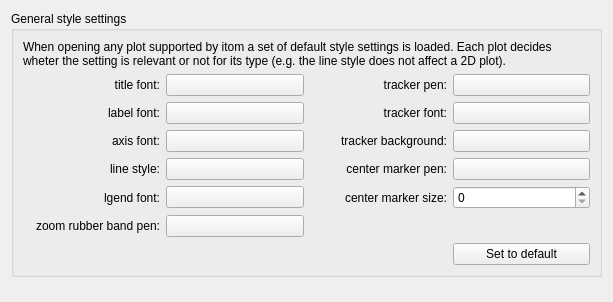
Qt form Qitom/ui/widgetPropGeneralPlotSettings.ui (itom-project/itom) before a commit.
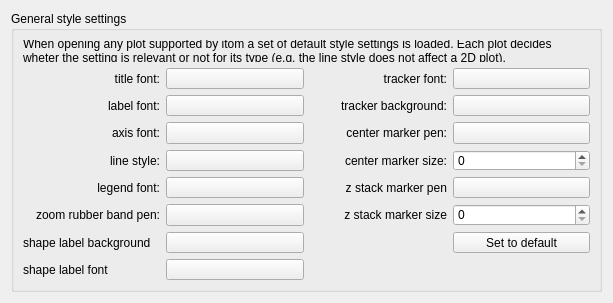
The same form after that commit. Custom widgets are drawn as their Qt base class.

Commit message: Started a brief section of the global plot settings. Added some new settings

Patch:
```diff
--- a/Qitom/ui/widgetPropGeneralPlotSettings.ui
+++ b/Qitom/ui/widgetPropGeneralPlotSettings.ui
@@ -33,32 +33,29 @@
       <string>General style settings </string>
      </property>
      <layout class="QGridLayout" name="gridLayout_2">
-      <item row="1" column="2">
-       <widget class="QLabel" name="label_6">
+      <item row="6" column="2">
+       <widget class="QLabel" name="label_14">
         <property name="text">
-         <string>tracker pen:</string>
+         <string>z stack marker size</string>
         </property>
         <property name="alignment">
          <set>Qt::AlignRight|Qt::AlignTrailing|Qt::AlignVCenter</set>
         </property>
        </widget>
       </item>
-      <item row="2" column="2">
-       <widget class="QLabel" name="label_7">
-        <property name="text">
-         <string>tracker font:</string>
-        </property>
-        <property name="alignment">
-         <set>Qt::AlignRight|Qt::AlignTrailing|Qt::AlignVCenter</set>
+      <item row="6" column="3">
+       <widget class="QSpinBox" name="zStackMarkerSizeSpin"/>
+      </item>
+      <item row="5" column="3">
+       <widget class="PenCreatorButton" name="zStackMarkerPenBtn">
+        <property name="editableColor" stdset="0">
+         <bool>false</bool>
         </property>
        </widget>
       </item>
       <item row="3" column="1">
        <widget class="FontButton" name="axisFontBtn"/>
       </item>
-      <item row="2" column="3">
-       <widget class="FontButton" name="trackerFontBtn"/>
-      </item>
       <item row="1" column="0">
        <widget class="QLabel" name="label">
         <property name="text">
@@ -69,13 +66,6 @@
         </property>
        </widget>
       </item>
-      <item row="1" column="3">
-       <widget class="PenCreatorButton" name="trackerPenBtn">
-        <property name="editableColor" stdset="0">
-         <bool>false</bool>
-        </property>
-       </widget>
-      </item>
       <item row="6" column="1">
        <widget class="PenCreatorButton" name="zoomRubberBandPenBtn">
         <property name="editableColor" stdset="0">
@@ -142,53 +132,14 @@
       <item row="5" column="0">
        <widget class="QLabel" name="label_11">
         <property name="text">
-         <string>lgend font:</string>
+         <string>legend font:</string>
         </property>
         <property name="alignment">
          <set>Qt::AlignRight|Qt::AlignTrailing|Qt::AlignVCenter</set>
         </property>
        </widget>
       </item>
-      <item row="4" column="2">
-       <widget class="QLabel" name="label_9">
-        <property name="text">
-         <string>center marker pen:</string>
-        </property>
-        <property name="alignment">
-         <set>Qt::AlignRight|Qt::AlignTrailing|Qt::AlignVCenter</set>
-        </property>
-       </widget>
-      </item>
-      <item row="5" column="2">
-       <widget class="QLabel" name="label_10">
-        <property name="text">
-         <string>center marker size:</string>
-        </property>
-        <property name="alignment">
-         <set>Qt::AlignRight|Qt::AlignTrailing|Qt::AlignVCenter</set>
-        </property>
-       </widget>
-      </item>
-      <item row="3" column="2">
-       <widget class="QLabel" name="label_8">
-        <property name="text">
-         <string>tracker background:</string>
-        </property>
-        <property name="alignment">
-         <set>Qt::AlignRight|Qt::AlignTrailing|Qt::AlignVCenter</set>
-        </property>
-       </widget>
-      </item>
-      <item row="5" column="3">
-       <widget class="QSpinBox" name="centerMarkerSizeSpin"/>
-      </item>
-      <item row="4" column="3">
-       <widget class="PenCreatorButton" name="centerMerkerPenBtn"/>
-      </item>
-      <item row="3" column="3">
-       <widget class="BrushCreatorButton" name="trackerBackgroundBtn"/>
-      </item>
-      <item row="8" column="3">
+      <item row="7" column="3">
        <widget class="QPushButton" name="defaultBtn">
         <property name="text">
          <string>Set to default</string>
@@ -205,6 +156,92 @@
         </property>
        </widget>
       </item>
+      <item row="7" column="0">
+       <widget class="QLabel" name="label_16">
+        <property name="text">
+         <string>shape label background</string>
+        </property>
+       </widget>
+      </item>
+      <item row="7" column="1">
+       <widget class="BrushCreatorButton" name="shapeLabelBgBtn"/>
+      </item>
+      <item row="1" column="3">
+       <widget class="FontButton" name="trackerFontBtn"/>
+      </item>
+      <item row="2" column="2">
+       <widget class="QLabel" name="label_8">
+        <property name="text">
+         <string>tracker background:</string>
+        </property>
+        <property name="alignment">
+         <set>Qt::AlignRight|Qt::AlignTrailing|Qt::AlignVCenter</set>
+        </property>
+       </widget>
+      </item>
+      <item row="1" column="2">
+       <widget class="QLabel" name="label_7">
+        <property name="text">
+         <string>tracker font:</string>
+        </property>
+        <property name="alignment">
+         <set>Qt::AlignRight|Qt::AlignTrailing|Qt::AlignVCenter</set>
+        </property>
+       </widget>
+      </item>
+      <item row="2" column="3">
+       <widget class="BrushCreatorButton" name="trackerBackgroundBtn"/>
+      </item>
+      <item row="3" column="2">
+       <widget class="QLabel" name="label_9">
+        <property name="text">
+         <string>center marker pen:</string>
+        </property>
+        <property name="alignment">
+         <set>Qt::AlignRight|Qt::AlignTrailing|Qt::AlignVCenter</set>
+        </property>
+       </widget>
+      </item>
+      <item row="5" column="2">
+       <widget class="QLabel" name="label_13">
+        <property name="text">
+         <string>z stack marker pen</string>
+        </property>
+        <property name="alignment">
+         <set>Qt::AlignRight|Qt::AlignTrailing|Qt::AlignVCenter</set>
+        </property>
+       </widget>
+      </item>
+      <item row="4" column="3">
+       <widget class="QSpinBox" name="centerMarkerSizeSpin"/>
+      </item>
+      <item row="4" column="2">
+       <widget class="QLabel" name="label_10">
+        <property name="text">
+         <string>center marker size:</string>
+        </property>
+        <property name="alignment">
+         <set>Qt::AlignRight|Qt::AlignTrailing|Qt::AlignVCenter</set>
+        </property>
+       </widget>
+      </item>
+      <item row="3" column="3">
+       <widget class="PenCreatorButton" name="centerMerkerPenBtn">
+        <property name="editableColor" stdset="0">
+         <bool>false</bool>
+        </property>
+       </widget>
+      </item>
+      <item row="8" column="0">
+       <widget class="QLabel" name="label_6">
+        <property name="text">
+         <string>shape label font</string>
+        </property>
+       </widget>
+      </item>
+      <item row="8" column="1">
+       <widget class="FontButton" name="shapeLabelFontBtn"/>
+      </item>
      </layout>
     </widget>
    </item>
```
The commit also changes 4 other files.
